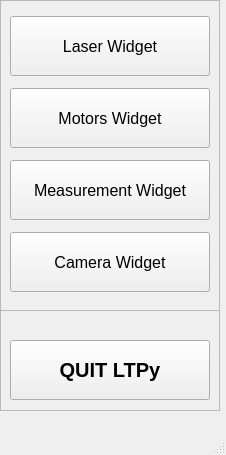
Qt form Graphics/PyQt_files/MainLTPyApp.ui (maltissimo/LTPy) before a commit.
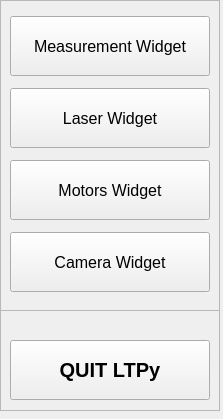
The same form after that commit.

Diff of the .ui file:
```diff
--- a/Graphics/PyQt_files/MainLTPyApp.ui
+++ b/Graphics/PyQt_files/MainLTPyApp.ui
@@ -6,12 +6,12 @@
    <rect>
     <x>0</x>
     <y>0</y>
-    <width>226</width>
-    <height>455</height>
+    <width>223</width>
+    <height>419</height>
    </rect>
   </property>
   <property name="sizePolicy">
-   <sizepolicy hsizetype="Fixed" vsizetype="Preferred">
+   <sizepolicy hsizetype="Fixed" vsizetype="Fixed">
     <horstretch>0</horstretch>
     <verstretch>0</verstretch>
    </sizepolicy>
@@ -20,6 +20,12 @@
    <string>MainWindow</string>
   </property>
   <widget class="QWidget" name="centralwidget">
+   <property name="sizePolicy">
+    <sizepolicy hsizetype="Fixed" vsizetype="Fixed">
+     <horstretch>0</horstretch>
+     <verstretch>0</verstretch>
+    </sizepolicy>
+   </property>
    <widget class="QFrame" name="frame">
     <property name="geometry">
      <rect>
@@ -48,6 +54,30 @@
      <enum>QFrame::Raised</enum>
     </property>
     <layout class="QVBoxLayout" name="verticalLayout">
+     <item>
+      <widget class="QPushButton" name="MeasurementButton">
+       <property name="sizePolicy">
+        <sizepolicy hsizetype="Fixed" vsizetype="Fixed">
+         <horstretch>0</horstretch>
+         <verstretch>0</verstretch>
+        </sizepolicy>
+       </property>
+       <property name="minimumSize">
+        <size>
+         <width>200</width>
+         <height>60</height>
+        </size>
+       </property>
+       <property name="font">
+        <font>
+         <pointsize>12</pointsize>
+        </font>
+       </property>
+       <property name="text">
+        <string>Measurement Widget</string>
+       </property>
+      </widget>
+     </item>
      <item>
       <widget class="QPushButton" name="LaserButton">
        <property name="sizePolicy">
@@ -96,30 +126,6 @@
        </property>
       </widget>
      </item>
-     <item>
-      <widget class="QPushButton" name="MeasurementButton">
-       <property name="sizePolicy">
-        <sizepolicy hsizetype="Fixed" vsizetype="Fixed">
-         <horstretch>0</horstretch>
-         <verstretch>0</verstretch>
-        </sizepolicy>
-       </property>
-       <property name="minimumSize">
-        <size>
-         <width>200</width>
-         <height>60</height>
-        </size>
-       </property>
-       <property name="font">
-        <font>
-         <pointsize>12</pointsize>
-        </font>
-       </property>
-       <property name="text">
-        <string>Measurement Widget</string>
-       </property>
-      </widget>
-     </item>
      <item>
       <widget class="QPushButton" name="CamButton">
        <property name="sizePolicy">
@@ -206,17 +212,6 @@
     </layout>
    </widget>
   </widget>
-  <widget class="QMenuBar" name="menubar">
-   <property name="geometry">
-    <rect>
-     <x>0</x>
-     <y>0</y>
-     <width>226</width>
-     <height>22</height>
-    </rect>
-   </property>
-  </widget>
-  <widget class="QStatusBar" name="statusbar"/>
  </widget>
  <resources/>
  <connections/>
```
Left out of the diff: 6 changed lines with no effect on the pictures.
